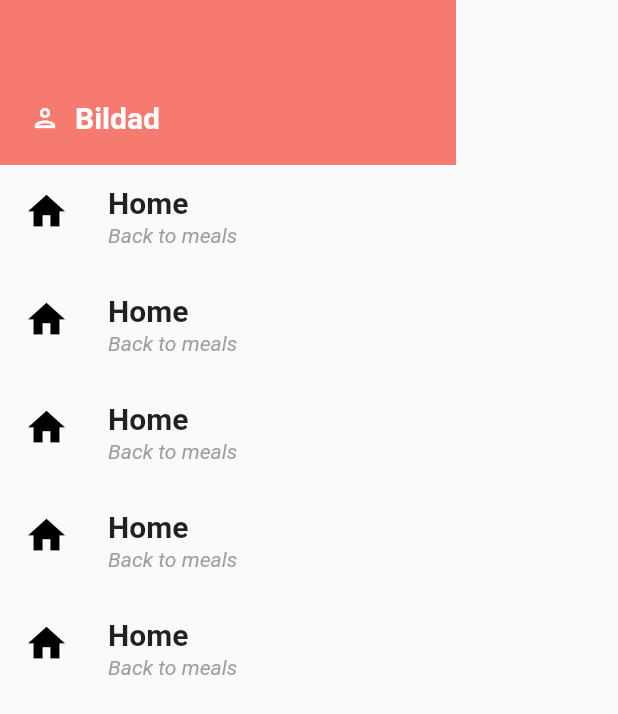
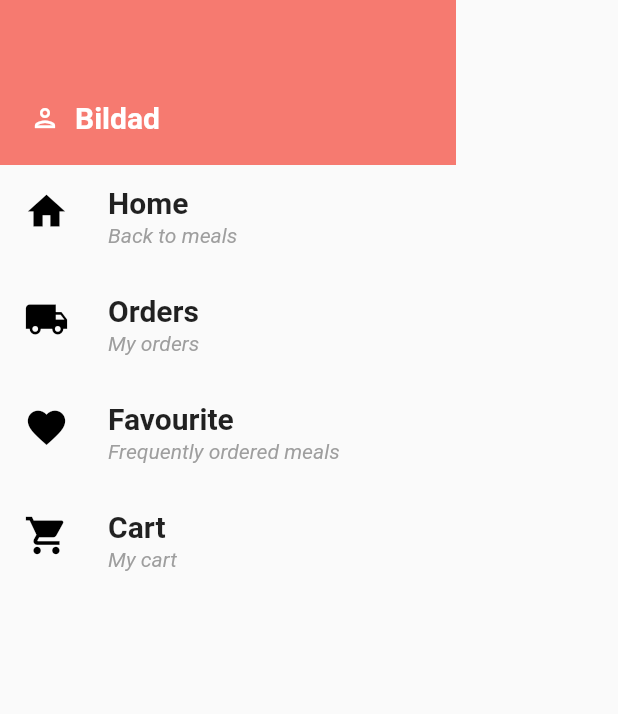
Before and after one commit to Bildad0/Delivery-App, a Flutter app: the MainDrawer widget shown alone on an empty page, opened directly, on a phone screen of 412 x 824 dp. Shown: the top 714 px of the screen. Run offline on Flutter 3.47's test engine with Material 2 defaults, Android fonts, the phone set to English and light mode, and no system bars; our stand-ins replace carousel_slider, google_maps_flutter; network calls fail.

Commit message:
updates and fixes

```diff
--- a/app/lib/Widgets/main_drawer.dart
+++ b/app/lib/Widgets/main_drawer.dart
@@ -90,32 +90,25 @@ class MainDrawer extends StatelessWidget {
             Icons.home,
             HomeScreen.routeName,
           ),
-                buildListTile(
+          buildListTile(
             context,
-            "Home",
-            "Back to meals",
-            Icons.home,
+            "Orders",
+            "My orders",
+            Icons.local_shipping,
             HomeScreen.routeName,
           ),
-                buildListTile(
+          buildListTile(
             context,
-            "Home",
-            "Back to meals",
-            Icons.home,
+            "Favourite",
+            "Frequently ordered meals",
+            Icons.favorite,
             HomeScreen.routeName,
           ),
-                buildListTile(
+          buildListTile(
             context,
-            "Home",
-            "Back to meals",
-            Icons.home,
-            HomeScreen.routeName,
-          ),
-                buildListTile(
-            context,
-            "Home",
-            "Back to meals",
-            Icons.home,
+            "Cart",
+            "My cart",
+            Icons.shopping_cart,
             HomeScreen.routeName,
           ),
         ],
--- a/app/pubspec.yaml
+++ b/app/pubspec.yaml
@@ -30,7 +30,7 @@ environment:
 dependencies:
   flutter:
     sdk: flutter
-    google_maps_flutter: ^1.2.0 #include the google_maps_flutter package
+  google_maps_flutter: ^2.2.5 #include the google_maps_flutter package
 
 
   # The following adds the Cupertino Icons font to your application.
```
Also changed, not shown: app/lib/Resources/dummydatat.dart (+5 -5 lines), app/lib/Screens/home.dart (+8 -1 lines), app/lib/Screens/orderTracking.dart (+16 -14 lines), app/pubspec.lock, 1 other file.
